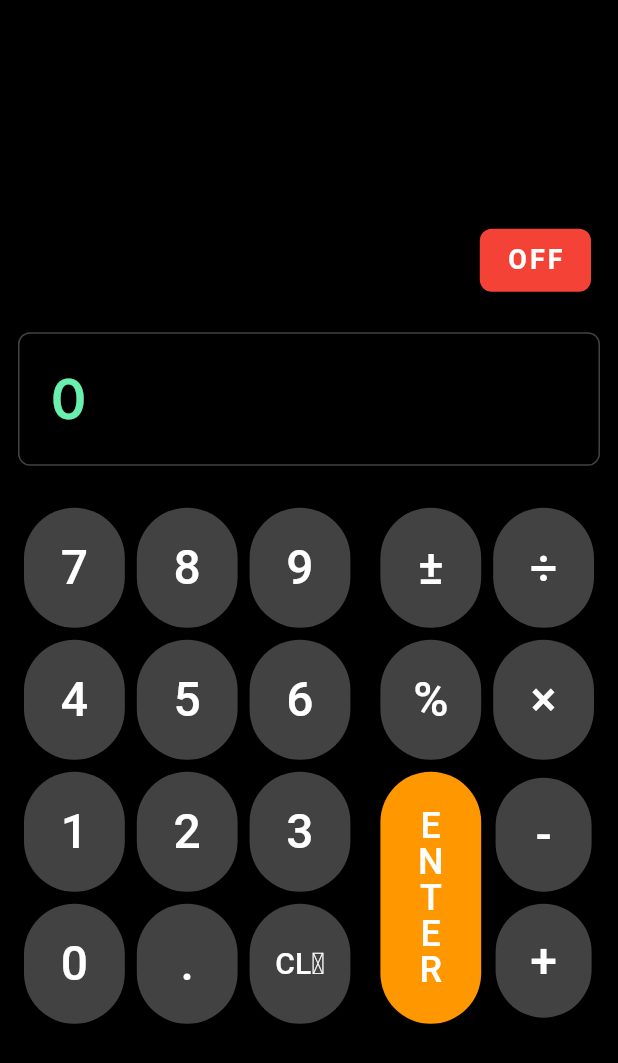
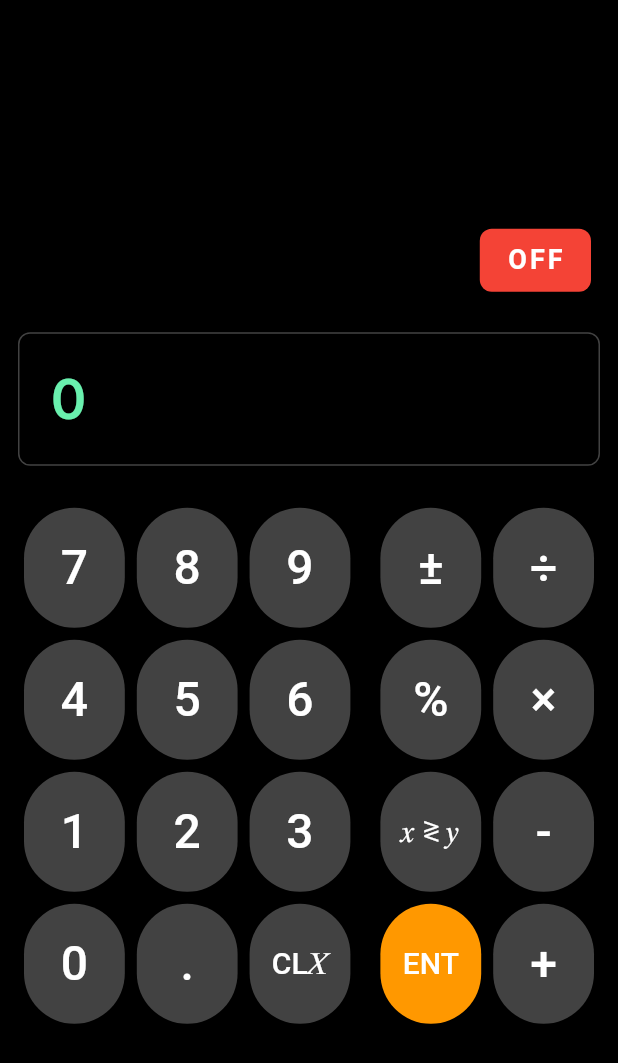
Before and after one commit to jptemplin/simple_rpn, a Flutter app: the screen it shows after launch, after a tap on "CL𝑋", on a phone screen of 412 x 824 dp. Shown: the top 1063 px of the screen. Run offline on Flutter 3.47's test engine with Material 3 defaults, Android fonts, the light colour scheme and no system bars; our stand-ins replace google_fonts.

Commit message:
implemented x<>y, eliminated double height enter key (layout caused exceptions)

```diff
--- a/lib/calc_enter_button.dart
+++ /dev/null
@@ -1,48 +0,0 @@
-import 'package:flutter/material.dart';
-import 'package:calc_buttons/constants.dart';
-
-class CalcEnterButton extends StatelessWidget {
-  final String label;
-  final VoidCallback onPressed;
-  final Color? color;
-
-  const CalcEnterButton({
-    super.key,
-    required this.label,
-    required this.onPressed,
-    this.color,
-  });
-
-  @override
-  Widget build(BuildContext context) {
-    return Container(
-      margin: const EdgeInsets.all(4),
-      height: kCalcButtonHeight * 2 + 8,
-      width: double.infinity,
-      child: FilledButton(
-        onPressed: onPressed,
-        style: FilledButton.styleFrom(
-          backgroundColor: color ?? Colors.orange,
-          padding: const EdgeInsets.symmetric(vertical: 8, horizontal: 4),
-        ),
-        child: Column(
-          mainAxisAlignment: MainAxisAlignment.center,
-          children:
-              label
-                  .split('')
-                  .map(
-                    (char) => Text(
-                      char,
-                      style: const TextStyle(
-                        fontSize: 24,
-                        height: 1,
-                        color: Colors.white,
-                      ),
-                    ),
-                  )
-                  .toList(),
-        ),
-      ),
-    );
-  }
-}
--- a/lib/main.dart
+++ b/lib/main.dart
@@ -3,10 +3,8 @@ import 'package:flutter/services.dart';
 import 'package:flutter/foundation.dart';
 import 'package:intl/intl.dart';
 import 'package:google_fonts/google_fonts.dart';
-import 'package:calc_buttons/constants.dart';
 import 'package:calc_buttons/calc_stack.dart';
 import 'package:calc_buttons/calc_button.dart';
-import 'package:calc_buttons/calc_enter_button.dart';
 
 void main() => runApp(CalculatorApp());
 
@@ -209,7 +207,15 @@ class _CalculatorWidgetState extends State<CalculatorWidget> {
         endNumberEntry();
         break;
 
-      case 'ENTER':
+      case '𝑥 ≷ 𝑦':
+        double temp = stack.x;
+        stack.x = stack.y;
+        stack.y = temp;
+        endNumberEntry();
+        stackLiftEnabled = true; // LIFT stack on next entry
+        break;
+
+      case 'ENT':
         if (numberEntryMode) {
           double value = parseNumber(formatDisplay());
           stack.push(value);
@@ -226,7 +232,7 @@ class _CalculatorWidgetState extends State<CalculatorWidget> {
     }
     setState(() {
       display =
-          (lastKeyPressed == 'ENTER')
+          (lastKeyPressed == 'ENT')
               ? formatNumber(stack.x)
               : (numberEntryMode ? formatDisplay() : formatNumber(stack.x));
     });
@@ -402,35 +408,23 @@ class _CalculatorWidgetState extends State<CalculatorWidget> {
         ),
         Row(
           children: [
-            // ENTER button takes half the row width and full height
-            Expanded(
-              child: CalcEnterButton(
-                label: 'ENTER',
-                onPressed: () => onButtonPressed('ENTER'),
-              ),
+            CalcButton(
+              label: '𝑥 ≷ 𝑦',
+              onPressed: () => onButtonPressed('𝑥 ≷ 𝑦'),
+              fontsize: 20,
             ),
-            // + and - buttons stacked vertically, sharing the other half of the row
-            Expanded(
-              child: SizedBox(
-                height: kCalcButtonHeight * 2 + 8, // Match ENTER button height
-                child: Column(
-                  children: [
-                    Expanded(
-                      child: CalcButton(
-                        label: '-',
-                        onPressed: () => onButtonPressed('-'),
-                      ),
-                    ),
-                    Expanded(
-                      child: CalcButton(
-                        label: '+',
-                        onPressed: () => onButtonPressed('+'),
-                      ),
-                    ),
-                  ],
-                ),
-              ),
+            CalcButton(label: '-', onPressed: () => onButtonPressed('-')),
+          ],
+        ),
+        Row(
+          children: [
+            CalcButton(
+              label: 'ENT',
+              onPressed: () => onButtonPressed('ENT'),
+              fontsize: 20,
+              color: Colors.orange,
             ),
+            CalcButton(label: '+', onPressed: () => onButtonPressed('+')),
           ],
         ),
       ],
```
